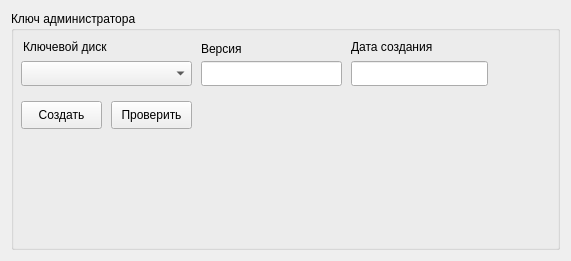
This is m_cfg/admaud_widget.ui in xXRadioHeadXx/start7 as Qt 5 draws it before an edit. The edited form follows.
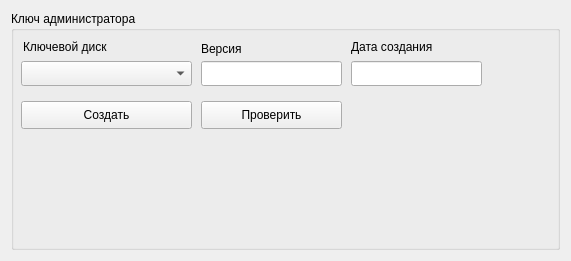
This is the edited form.

```diff
--- a/m_cfg/admaud_widget.ui
+++ b/m_cfg/admaud_widget.ui
@@ -69,7 +69,7 @@
        <rect>
         <x>340</x>
         <y>50</y>
-        <width>137</width>
+        <width>131</width>
         <height>25</height>
        </rect>
       </property>
@@ -95,7 +95,7 @@
        <rect>
         <x>340</x>
         <y>28</y>
-        <width>87</width>
+        <width>171</width>
         <height>16</height>
        </rect>
       </property>
@@ -108,7 +108,7 @@
        <rect>
         <x>10</x>
         <y>90</y>
-        <width>81</width>
+        <width>171</width>
         <height>28</height>
        </rect>
       </property>
@@ -119,9 +119,9 @@
      <widget class="QPushButton" name="ChekIn">
       <property name="geometry">
        <rect>
-        <x>100</x>
+        <x>190</x>
         <y>90</y>
-        <width>81</width>
+        <width>141</width>
         <height>28</height>
        </rect>
       </property>
```
